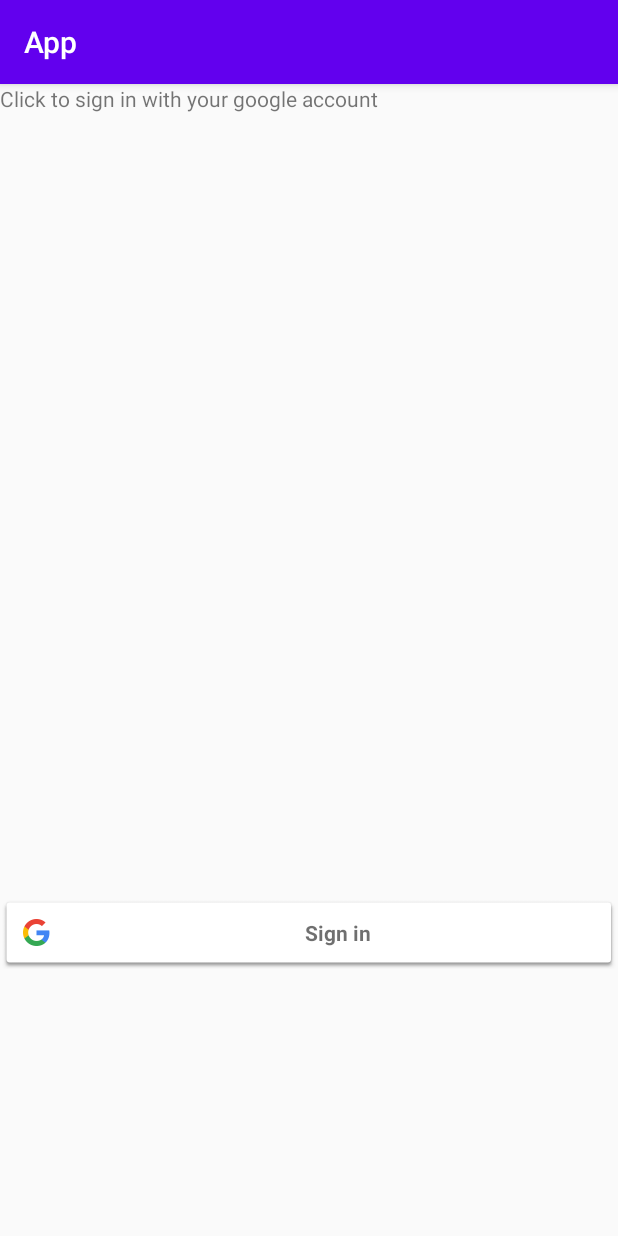
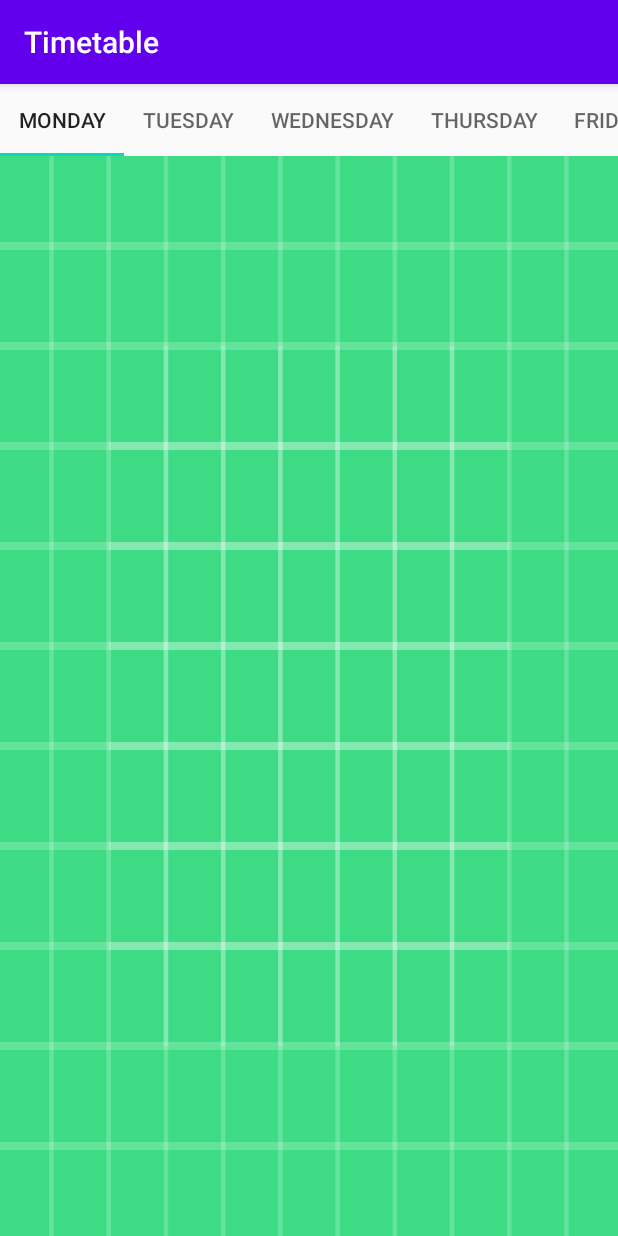
Before and after one commit to TSephiri/Timetable2020, an Android app: the screen it shows after launch (signIn before the commit, MainActivity after it), on a phone screen of 412 x 824 dp. Run offline under Robolectric (Android 15) with nearby library versions, the phone set to English and light mode, and no system bars; our stand-ins replace RxJava.

Commit message:
Added weekday fragments without displaying list

```diff
--- a/app/build.gradle
+++ b/app/build.gradle
@@ -25,6 +25,8 @@ dependencies {
     implementation fileTree(dir: "libs", include: ["*.jar"])
     implementation 'androidx.appcompat:appcompat:1.2.0'
     implementation 'androidx.constraintlayout:constraintlayout:1.1.3'
+    implementation 'androidx.legacy:legacy-support-v4:1.0.0'
+    implementation 'com.google.android.material:material:1.2.0'
     testImplementation 'junit:junit:4.12'
     androidTestImplementation 'androidx.test.ext:junit:1.1.1'
     androidTestImplementation 'androidx.test.espresso:espresso-core:3.2.0'
--- a/app/src/main/AndroidManifest.xml
+++ b/app/src/main/AndroidManifest.xml
@@ -9,14 +9,14 @@
         android:roundIcon="@mipmap/ic_launcher_round"
         android:supportsRtl="true"
         android:theme="@style/AppTheme">
-        <activity android:name=".signIn">
+        <activity android:name=".MainActivity">
             <intent-filter>
                 <action android:name="android.intent.action.MAIN" />
 
                 <category android:name="android.intent.category.LAUNCHER" />
             </intent-filter>
         </activity>
-        <activity android:name=".MainActivity">
+        <activity android:name=".signIn">
 
         </activity>
     </application>
--- a/app/src/main/java/com/example/app/MainActivity.java
+++ b/app/src/main/java/com/example/app/MainActivity.java
@@ -1,6 +1,8 @@
 package com.example.app;
 
 import androidx.appcompat.app.AppCompatActivity;
+import androidx.viewpager.widget.ViewPager;
+
 import android.os.Bundle;
 import android.util.Log;
 import android.widget.ListView;
@@ -9,6 +11,8 @@ import com.example.app.Retrofit.ClassModel;
 import com.example.app.Retrofit.NodeJS;
 import com.example.app.Retrofit.RetrofitClient;
 import com.example.app.Retrofit.StudentModel;
+import com.google.android.material.tabs.TabItem;
+import com.google.android.material.tabs.TabLayout;
 
 import java.util.ArrayList;
 import java.util.List;
@@ -50,37 +54,50 @@ public class MainActivity extends AppCompatActivity {
         setContentView(R.layout.activity_main);
         Log.d(TAG,"onCreate : Started");
 
+        //***********************************************
+          TabLayout tabLayout = findViewById(R.id.tabBar);
+//        TabItem tabMon = findViewById(R.id.Mon);
+//        TabItem tabTue = findViewById(R.id.Tue);
+//        TabItem tabWed = findViewById(R.id.Wed);
+//        TabItem tabThur = findViewById(R.id.Thur);
+//        TabItem tabFri = findViewById(R.id.Fri);
+
+        final ViewPager viewPager = findViewById(R.id.viewPager);
+
+        PagerAdapter pagerAdapter = new
+                PagerAdapter(this,getSupportFragmentManager());
+
+        viewPager.setAdapter(pagerAdapter);
+
+        tabLayout.setupWithViewPager(viewPager);
+
+        tabLayout.addOnTabSelectedListener(new TabLayout.OnTabSelectedListener() {
+            @Override
+            public void onTabSelected(TabLayout.Tab tab) {
+                viewPager.setCurrentItem(tab.getPosition());
+            }
+
+            @Override
+            public void onTabUnselected(TabLayout.Tab tab) {
+               // viewPager.setCurrentItem(tab.getPosition());
+            }
+
+            @Override
+            public void onTabReselected(TabLayout.Tab tab) {
+                //viewPager.setCurrentItem(tab.getPosition());
+            }
+        });
+
+        //***************************************************
 
         //Init API
         Retrofit retrofit = RetrofitClient.getInstance_get();
         myAPI = retrofit.create(NodeJS.class);
 
 
-        mListView = (ListView) findViewById(R.id.listView);
+        //mListView = (ListView) findViewById(R.id.listView);
 
-        getClasses();
-//        //********************************
-//        ListView mListView = (ListView) findViewById(R.id.listView);
-//
-//        //Create the ClassModel objects
-//        ClassModel c1 = new ClassModel("itrw322","monday","7:45","c464");
-//        ClassModel c2 = new ClassModel("itrw322","monday","7:45","c464");
-//        ClassModel c3 = new ClassModel("itrw322","monday","7:45","c464");
-//        ClassModel c4 = new ClassModel("itrw322","monday","7:45","c464");
-//        ClassModel c5 = new ClassModel("itrw322","monday","7:45","c464");
-//
-//        //Add the StudentModel objects to an ArrayList
-//        ArrayList<ClassModel> cList = new ArrayList<>();
-//        cList.add(c1);
-//        cList.add(c2);
-//        cList.add(c3);
-//        cList.add(c4);
-//        cList.add(c5);
-//
-//        ClassListAdapter adapter = new ClassListAdapter(this, R.layout.adapter_view_layout,cList);
-//        mListView.setAdapter(adapter);
-//
-//        //*************************************
+        //getClasses();
 
     }
 
--- /dev/null
+++ b/app/src/main/java/com/example/app/Monday.java
@@ -0,0 +1,64 @@
+package com.example.app;
+
+import android.os.Bundle;
+
+import androidx.fragment.app.Fragment;
+
+import android.view.LayoutInflater;
+import android.view.View;
+import android.view.ViewGroup;
+
+/**
+ * A simple {@link Fragment} subclass.
+ * Use the {@link Monday#newInstance} factory method to
+ * create an instance of this fragment.
+ */
+public class Monday extends Fragment {
+
+    // TODO: Rename parameter arguments, choose names that match
+    // the fragment initialization parameters, e.g. ARG_ITEM_NUMBER
+    private static final String ARG_PARAM1 = "param1";
+    private static final String ARG_PARAM2 = "param2";
+
+    // TODO: Rename and change types of parameters
+    private String mParam1;
+    private String mParam2;
+
+    public Monday() {
+        // Required empty public constructor
+    }
+
+    /**
+     * Use this factory method to create a new instance of
+     * this fragment using the provided parameters.
+     *
+     * @param param1 Parameter 1.
+     * @param param2 Parameter 2.
+     * @return A new instance of fragment Monday.
+     */
+    // TODO: Rename and change types and number of parameters
+    public static Monday newInstance(String param1, String param2) {
+        Monday fragment = new Monday();
+        Bundle args = new Bundle();
+        args.putString(ARG_PARAM1, param1);
+        args.putString(ARG_PARAM2, param2);
+        fragment.setArguments(args);
+        return fragment;
+    }
+
+    @Override
+    public void onCreate(Bundle savedInstanceState) {
+        super.onCreate(savedInstanceState);
+        if (getArguments() != null) {
+            mParam1 = getArguments().getString(ARG_PARAM1);
+            mParam2 = getArguments().getString(ARG_PARAM2);
+        }
+    }
+
+    @Override
+    public View onCreateView(LayoutInflater inflater, ViewGroup container,
+                             Bundle savedInstanceState) {
+        // Inflate the layout for this fragment
+        return inflater.inflate(R.layout.fragment_monday, container, false);
+    }
+}
--- /dev/null
+++ b/app/src/main/java/com/example/app/PagerAdapter.java
@@ -0,0 +1,55 @@
+package com.example.app;
+
+import android.content.Context;
+
+import androidx.annotation.NonNull;
+import androidx.annotation.Nullable;
+import androidx.annotation.StringRes;
+import androidx.fragment.app.Fragment;
+import androidx.fragment.app.FragmentManager;
+import androidx.fragment.app.FragmentPagerAdapter;
+
+public class PagerAdapter extends FragmentPagerAdapter {
+
+    //private int numOfTabs;
+
+    @StringRes
+    private static final int[] TAB_TITLES = new int[]{R.string.Mon, R.string.Tue,R.string.Wed,
+                        R.string.Thur,R.string.Fri};
+    private final Context mContext;
+
+    public PagerAdapter(Context context,@NonNull FragmentManager fm) {
+        super(fm, BEHAVIOR_RESUME_ONLY_CURRENT_FRAGMENT);
+        //this.numOfTabs = numOfTabs;
+        mContext = context;
+    }
+
+    @NonNull
+    @Override
+    public Fragment getItem(int position) {
+        switch (position){
+            case 0:
+                return new Monday();
+            case 1:
+                return  new Tuesday();
+            case 2:
+                return  new Wednesday();
+            case 3:
+                return new Thursday();
+            case 4:
+                return new Friday();
+            default:
+                return null;
+        }
+    }
+    @Nullable
+    @Override
+    public CharSequence getPageTitle(int position) {
+        return mContext.getResources().getString(TAB_TITLES[position]);
+    }
+
+    @Override
+    public int getCount() {
+        return 5;
+    }
+}
--- /dev/null
+++ b/app/src/main/java/com/example/app/Tuesday.java
@@ -0,0 +1,64 @@
+package com.example.app;
+
+import android.os.Bundle;
+
+import androidx.fragment.app.Fragment;
+
+import android.view.LayoutInflater;
+import android.view.View;
+import android.view.ViewGroup;
+
+/**
+ * A simple {@link Fragment} subclass.
+ * Use the {@link Tuesday#newInstance} factory method to
+ * create an instance of this fragment.
+ */
+public class Tuesday extends Fragment {
+
+    // TODO: Rename parameter arguments, choose names that match
+    // the fragment initialization parameters, e.g. ARG_ITEM_NUMBER
+    private static final String ARG_PARAM1 = "param1";
+    private static final String ARG_PARAM2 = "param2";
+
+    // TODO: Rename and change types of parameters
+    private String mParam1;
+    private String mParam2;
+
+    public Tuesday() {
+        // Required empty public constructor
+    }
+
+    /**
+     * Use this factory method to create a new instance of
+     * this fragment using the provided parameters.
+     *
+     * @param param1 Parameter 1.
+     * @param param2 Parameter 2.
+     * @return A new instance of fragment Tuesday.
+     */
+    // TODO: Rename and change types and number of parameters
+    public static Tuesday newInstance(String param1, String param2) {
+        Tuesday fragment = new Tuesday();
+        Bundle args = new Bundle();
+        args.putString(ARG_PARAM1, param1);
+        args.putString(ARG_PARAM2, param2);
+        fragment.setArguments(args);
+        return fragment;
+    }
+
+    @Override
+    public void onCreate(Bundle savedInstanceState) {
+        super.onCreate(savedInstanceState);
+        if (getArguments() != null) {
+            mParam1 = getArguments().getString(ARG_PARAM1);
+            mParam2 = getArguments().getString(ARG_PARAM2);
+        }
+    }
+
+    @Override
+    public View onCreateView(LayoutInflater inflater, ViewGroup container,
+                             Bundle savedInstanceState) {
+        // Inflate the layout for this fragment
+        return inflater.inflate(R.layout.fragment_tuesday, container, false);
+    }
+}
--- a/app/src/main/res/layout/activity_main.xml
+++ b/app/src/main/res/layout/activity_main.xml
@@ -6,11 +6,60 @@
     android:layout_height="match_parent"
     tools:context=".MainActivity">
 
-    <ListView
+    <com.google.android.material.tabs.TabLayout
+        android:id="@+id/tabBar"
+        android:layout_width="match_parent"
+        android:layout_height="wrap_content"
+        app:layout_constraintEnd_toEndOf="parent"
+        app:layout_constraintStart_toStartOf="parent"
+        app:layout_constraintTop_toTopOf="parent"
+        app:tabMode="scrollable">
+
+        <com.google.android.material.tabs.TabItem
+            android:layout_width="wrap_content"
+            android:layout_height="wrap_content"
+            android:text="Monday"
+            android:id="@+id/Mon"/>
+
+        <com.google.android.material.tabs.TabItem
+            android:layout_width="wrap_content"
+            android:layout_height="wrap_content"
+            android:text="Tuesday"
+            android:id="@+id/Tue"/>
+
+        <com.google.android.material.tabs.TabItem
+            android:layout_width="wrap_content"
+            android:layout_height="wrap_content"
+            android:text="Wednesday"
+            android:id="@+id/Wed"/>
+        <com.google.android.material.tabs.TabItem
+            android:layout_width="wrap_content"
+            android:layout_height="wrap_content"
+            android:text="Thursday"
+            android:id="@+id/Thur"/>
+        <com.google.android.material.tabs.TabItem
+            android:layout_width="wrap_content"
+            android:layout_height="wrap_content"
+            android:text="Friday"
+            android:id="@+id/Fri"/>
+    </com.google.android.material.tabs.TabLayout>
+
+    <androidx.viewpager.widget.ViewPager
+        android:id="@+id/viewPager"
+        android:layout_width="0dp"
+        android:layout_height="0dp"
+        app:layout_constraintBottom_toBottomOf="parent"
+        app:layout_constraintEnd_toEndOf="parent"
+        app:layout_constraintStart_toStartOf="@+id/tabBar"
+        app:layout_constraintTop_toBottomOf="@+id/tabBar" />
+
+    <!--<ListView
         android:layout_width="match_parent"
         android:layout_height="match_parent"
         tools:layout_editor_absoluteX="1dp"
         tools:layout_editor_absoluteY="1dp"
-        android:id="@+id/listView"/>
+        android:id="@+id/listView">
+    </ListView>-->
+
 
 </androidx.constraintlayout.widget.ConstraintLayout>
--- /dev/null
+++ b/app/src/main/res/layout/fragment_monday.xml
@@ -0,0 +1,17 @@
+<?xml version="1.0" encoding="utf-8"?>
+<FrameLayout xmlns:android="http://schemas.android.com/apk/res/android"
+    xmlns:tools="http://schemas.android.com/tools"
+    android:layout_width="match_parent"
+    android:layout_height="match_parent"
+    tools:context=".Monday">
+
+    <!-- TODO: Update blank fragment layout -->
+    <ListView
+        android:id="@+id/listView"
+        android:layout_width="match_parent"
+        android:layout_height="match_parent"
+        android:background="@drawable/ic_launcher_background"
+        tools:layout_editor_absoluteX="1dp"
+        tools:layout_editor_absoluteY="1dp"></ListView>
+
+</FrameLayout>
--- a/app/src/main/res/values/strings.xml
+++ b/app/src/main/res/values/strings.xml
@@ -1,3 +1,10 @@
 <resources>
-    <string name="app_name">App</string>
+    <string name="app_name">Timetable</string>
+    <string name="Mon">Monday</string>
+    <string name="Tue">Tuesday</string>
+    <string name="Wed">Wednesday</string>
+    <string name="Thur">Thursday</string>
+    <string name="Fri">Friday</string>
+    <!-- TODO: Remove or change this placeholder text -->
+    <string name="hello_blank_fragment">Hello blank fragment</string>
 </resources>
```
Also changed, not shown: app/src/main/java/com/example/app/Friday.java (added, +64 -0 lines), app/src/main/java/com/example/app/Thursday.java (added, +64 -0 lines), app/src/main/java/com/example/app/Wednesday.java (added, +64 -0 lines), app/src/main/res/layout/fragment_friday.xml (added, +14 -0 lines), app/src/main/res/layout/fragment_thursday.xml (added, +14 -0 lines), app/src/main/res/layout/fragment_tuesday.xml (added, +17 -0 lines), app/src/main/res/layout/fragment_wednesday.xml (added, +14 -0 lines).
